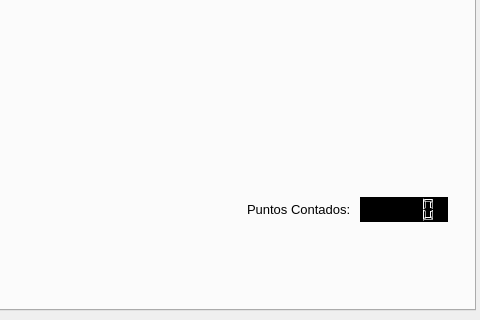
The window that interfaz_grafica/interfaz.ui (joaramirezra/gestion_micro) describes before a commit, drawn with Qt 5; both pictures show x 455 to 935 and y 260 to 580 of the 935 by 580 pixel window.
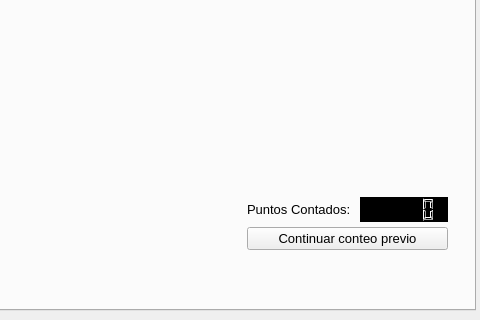
The same window after the commit. The open tabs and pages were chosen to show the change. Icons and pictures are not drawn.

Commit message: boton cargar conteo

Patch:
```diff
--- a/interfaz_grafica/interfaz.ui
+++ b/interfaz_grafica/interfaz.ui
@@ -8812,6 +8812,19 @@
        </layout>
       </widget>
      </widget>
+     <widget class="QPushButton" name="boton_continuar_conteo">
+      <property name="geometry">
+       <rect>
+        <x>700</x>
+        <y>460</y>
+        <width>201</width>
+        <height>23</height>
+       </rect>
+      </property>
+      <property name="text">
+       <string>Continuar conteo previo</string>
+      </property>
+     </widget>
     </widget>
     <widget class="QWidget" name="fotosmicro">
      <attribute name="title">
```
Left out of the diff: 2 changed lines with no effect on the pictures. The commit also changes 11 other files.
